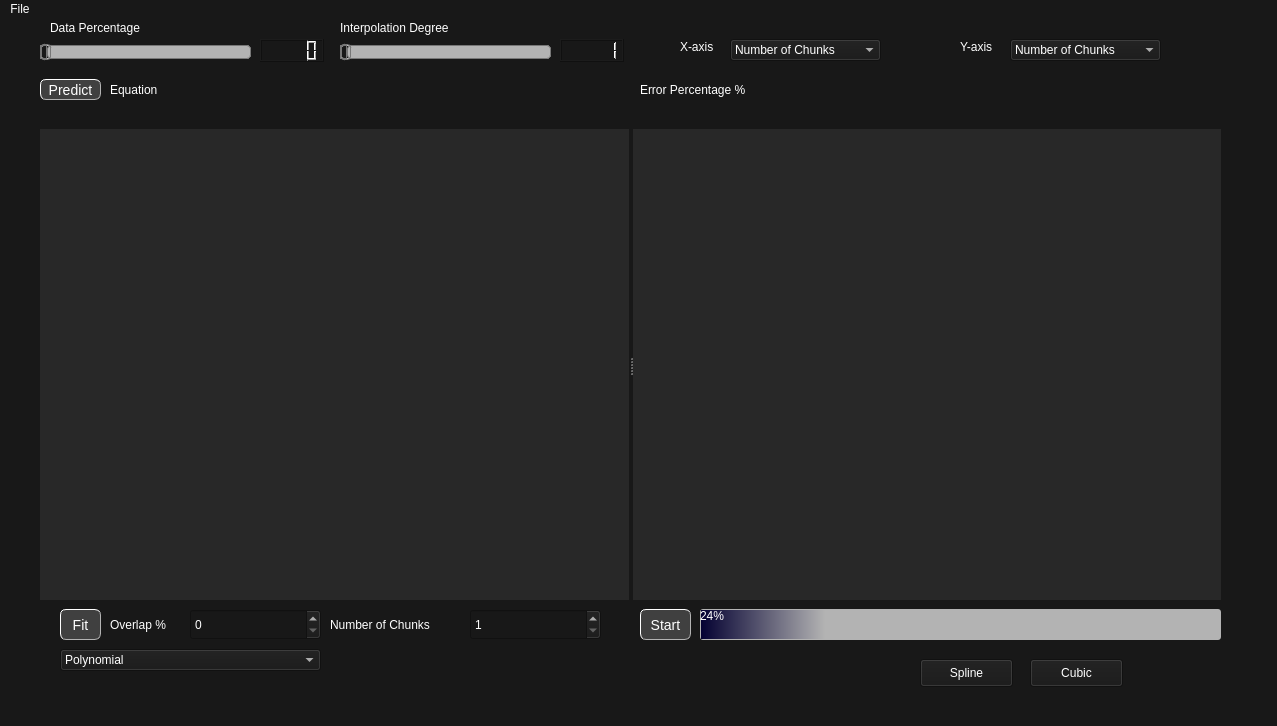
The window that task4.ui (ReemYasser2/Interpolation_Curve_fitting) describes before a commit, drawn with Qt 5.
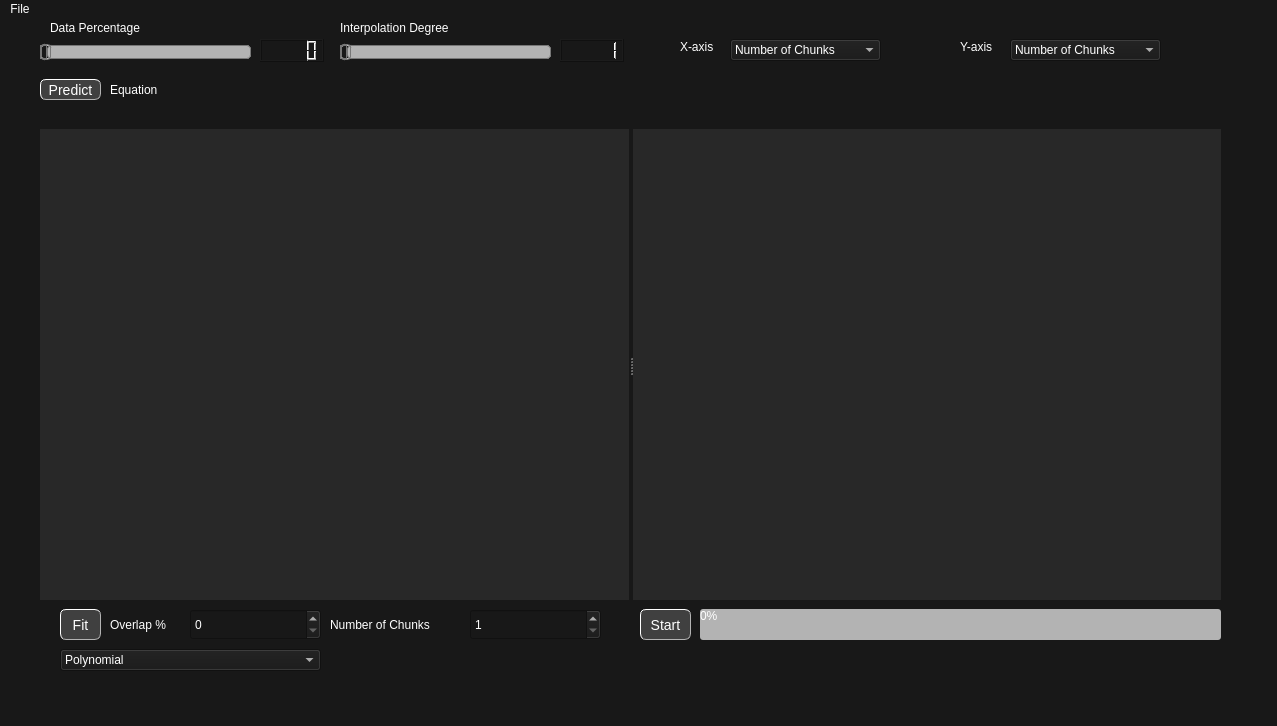
The same window after the commit. Custom widgets are drawn as their Qt base class.

Diff of the .ui file:
```diff
--- a/task4.ui
+++ b/task4.ui
@@ -225,7 +225,7 @@
 </string>
     </property>
     <property name="value">
-     <number>24</number>
+     <number>0</number>
     </property>
    </widget>
    <widget class="QLabel" name="y_axis_label">
@@ -431,24 +431,6 @@
      </font>
     </property>
    </widget>
-   <widget class="QLabel" name="error_label">
-    <property name="geometry">
-     <rect>
-      <x>640</x>
-      <y>60</y>
-      <width>561</width>
-      <height>21</height>
-     </rect>
-    </property>
-    <property name="font">
-     <font>
-      <pointsize>9</pointsize>
-     </font>
-    </property>
-    <property name="text">
-     <string>Error Percentage %</string>
-    </property>
-   </widget>
    <widget class="QLabel" name="x_axis_label">
     <property name="geometry">
      <rect>
@@ -569,7 +551,7 @@
      <rect>
       <x>110</x>
       <y>60</y>
-      <width>511</width>
+      <width>1101</width>
       <height>21</height>
      </rect>
     </property>
@@ -582,32 +564,6 @@
      <string>Equation</string>
     </property>
    </widget>
-   <widget class="QPushButton" name="spline_button">
-    <property name="geometry">
-     <rect>
-      <x>920</x>
-      <y>640</y>
-      <width>93</width>
-      <height>28</height>
-     </rect>
-    </property>
-    <property name="text">
-     <string>Spline</string>
-    </property>
-   </widget>
-   <widget class="QPushButton" name="cubic_button">
-    <property name="geometry">
-     <rect>
-      <x>1030</x>
-      <y>640</y>
-      <width>93</width>
-      <height>28</height>
-     </rect>
-    </property>
-    <property name="text">
-     <string>Cubic</string>
-    </property>
-   </widget>
    <widget class="QComboBox" name="interpolation_type">
     <property name="geometry">
      <rect>
```
Left out of the diff: 2 changed lines with no effect on the pictures.
